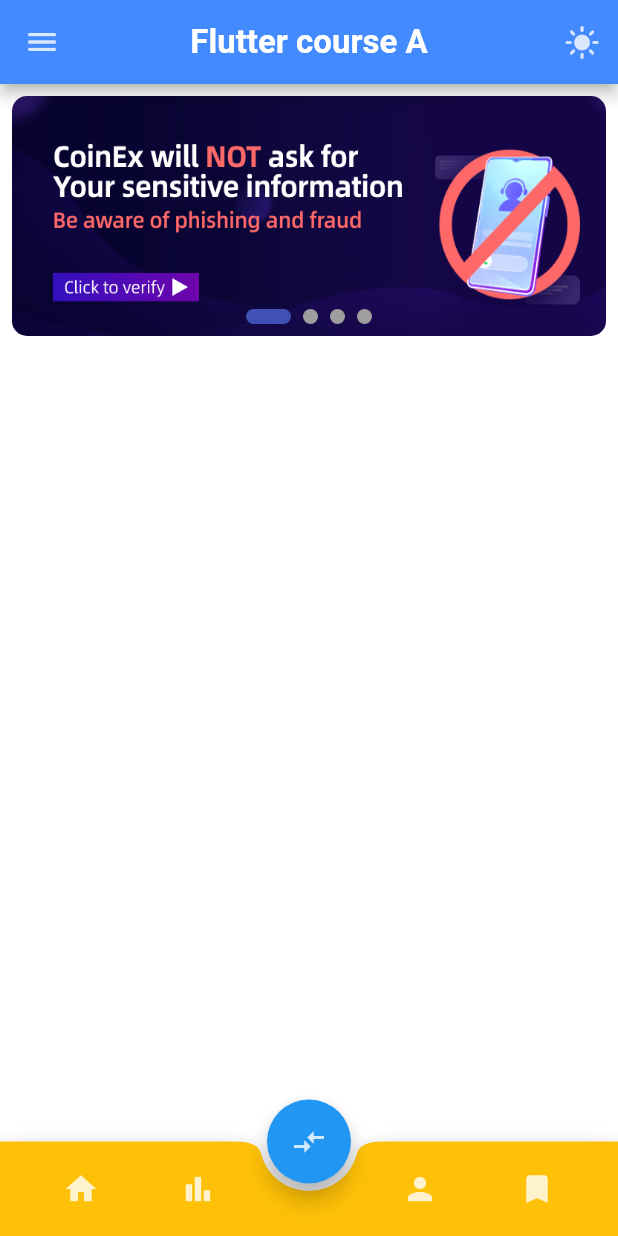
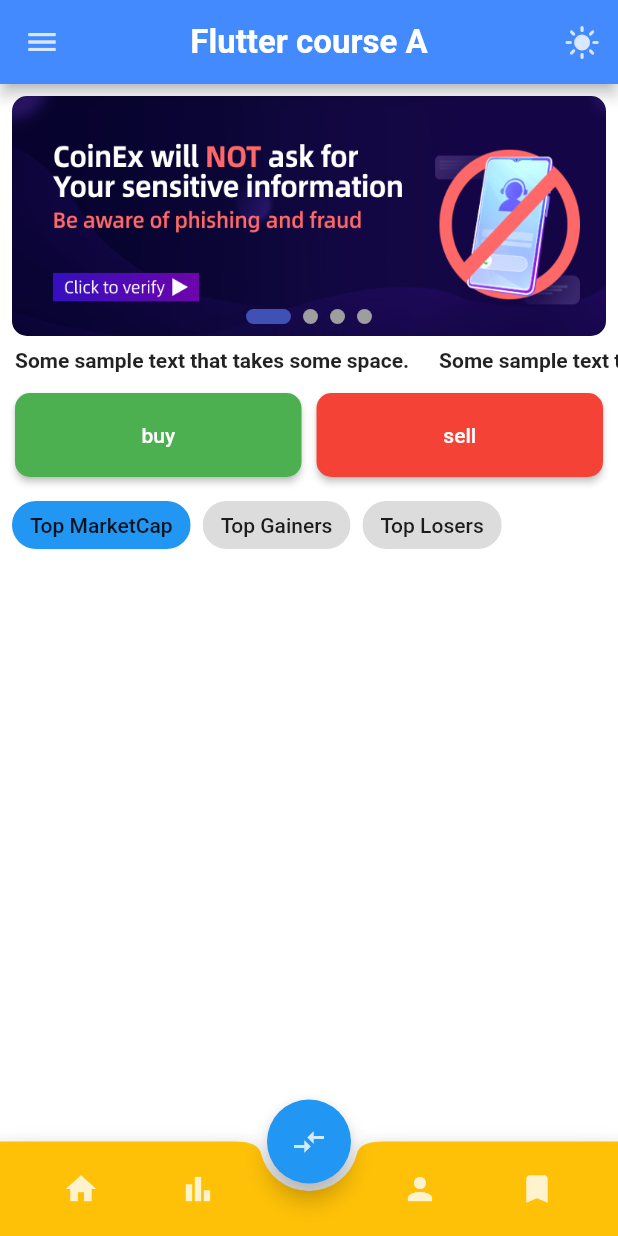
Before and after one commit to rezaabiri/flutter_coinmarket_provider, a Flutter app: the screen it shows after launch, on a phone screen of 412 x 824 dp. Run offline on Flutter 3.47's test engine with Material 2 defaults, Android fonts, the light colour scheme and no system bars; drawn by our look-alikes of marquee, smooth_page_indicator; our stand-ins replace google_fonts; generated files the repository leaves out were written again; Roboto replaces fonts that are missing (Ubuntu).

Commit message:
افزودن متن مارکیو، دکمه و چیپ

```diff
--- a/lib/ui/HomePage.dart
+++ b/lib/ui/HomePage.dart
@@ -1,15 +1,22 @@
 
 
 import 'package:flutter/material.dart';
+import 'package:marquee/marquee.dart';
 import 'package:project_provider/ui/ui_helper/HomePageView.dart';
 import 'package:project_provider/ui/ui_helper/ThemeSwither.dart';
 import 'package:smooth_page_indicator/smooth_page_indicator.dart';
 
-class HomePage extends StatelessWidget {
-  HomePage({Key? key}) : super(key: key);
+class HomePage extends StatefulWidget {
+  const HomePage({Key? key}) : super(key: key);
 
+  @override
+  State<HomePage> createState() => _HomePageState();
+}
+
+class _HomePageState extends State<HomePage> {
   final PageController _pageViewController = PageController(initialPage: 0);
-
+  final List<String> _choiceList = ['Top MarketCap','Top Gainers', 'Top Losers'];
+  var _defaultChoice = 0;
   @override
   Widget build(BuildContext context) {
 
@@ -18,11 +25,12 @@
     TextTheme textTheme = Theme.of(context).textTheme;
 
 
+
     return Scaffold(
       drawer: Drawer(),
       appBar: AppBar(
         backgroundColor: primaryColor,
-        actions: [
+        actions: const [
           ThemeSwitcher()
         ],
         title: Text("Flutter course A"),
@@ -51,7 +59,7 @@
                           child: SmoothPageIndicator(
                             controller: _pageViewController,
                             count: 4,
-                            effect: ExpandingDotsEffect(
+                            effect: const ExpandingDotsEffect(
                               dotWidth: 10,
                               dotHeight: 10,
                             ),
@@ -62,6 +70,73 @@
                     ],
                   ),
                 ),
+              ),
+
+              SizedBox(
+                height: 30,
+                width: double.infinity,
+                child: Marquee(
+                  text: 'Some sample text that takes some space.',
+                  style: TextStyle(fontWeight: FontWeight.bold),
+                  scrollAxis: Axis.horizontal,
+                  crossAxisAlignment: CrossAxisAlignment.start,
+                  blankSpace: 20.0,
+                  velocity: 100.0,
+                  pauseAfterRound: Duration(seconds: 1),
+                  startPadding: 10.0,
+                  accelerationDuration: Duration(seconds: 1),
+                  accelerationCurve: Curves.linear,
+                  decelerationDuration: Duration(milliseconds: 300),
+                  decelerationCurve: Curves.easeOut,
+                ),
+              ),
+              Padding(
+                padding: const EdgeInsets.only(left: 10, right: 10),
+                child: Row(
+                  children: [
+                    Expanded(child: ElevatedButton(
+                      onPressed: () {},
+                      style: ElevatedButton.styleFrom(
+                        backgroundColor: Colors.green,
+                        padding: const EdgeInsets.all(20),
+                        shape: const RoundedRectangleBorder(borderRadius: BorderRadius.all(Radius.circular(10)))
+                      ),
+                      child: const Text("buy"),
+                    )),
+                    SizedBox(width: 10,),
+                    Expanded(child: ElevatedButton(
+                      onPressed: () {},
+                      style: ElevatedButton.styleFrom(
+                          backgroundColor: Colors.red,
+                          padding: const EdgeInsets.all(20),
+                          shape: const RoundedRectangleBorder(borderRadius: BorderRadius.all(Radius.circular(10))),
+                      ),
+                      child: const Text("sell"),
+                    )),
+                  ],
+                ),
+              ),
+              Padding(
+                padding: const EdgeInsets.all(8.0),
+                child: Row(
+                  children: [
+                    Wrap(
+                      spacing: 8,
+                      children: List.generate(_choiceList.length, (index) {
+                        return ChoiceChip(
+                          label: Text(_choiceList[index]),
+                          selected: _defaultChoice == index,
+                          selectedColor: Colors.blue,
+                          onSelected: (value) {
+                            setState(() {
+                              _defaultChoice = value ? index : _defaultChoice;
+                            });
+                          },
+                        );
+                      })
+                    ),
+                  ],
+                ),
               )
             ],
           ),
--- a/lib/ui/MainWrapper.dart
+++ b/lib/ui/MainWrapper.dart
@@ -26,7 +26,7 @@
       bottomNavigationBar: BottomNav(controller: _myPage,),
       body: PageView(
         controller: _myPage,
-        children:  [
+        children:  const [
           HomePage(),
           MarketViewPage(),
           ProfilePage(),
--- a/pubspec.yaml
+++ b/pubspec.yaml
@@ -41,6 +41,8 @@
   google_fonts: ^3.0.0
   intl: any
   smooth_page_indicator: ^1.1.0
+  marquee: ^2.2.3
+
 
 
 
```
Also changed, not shown: pubspec.lock.
